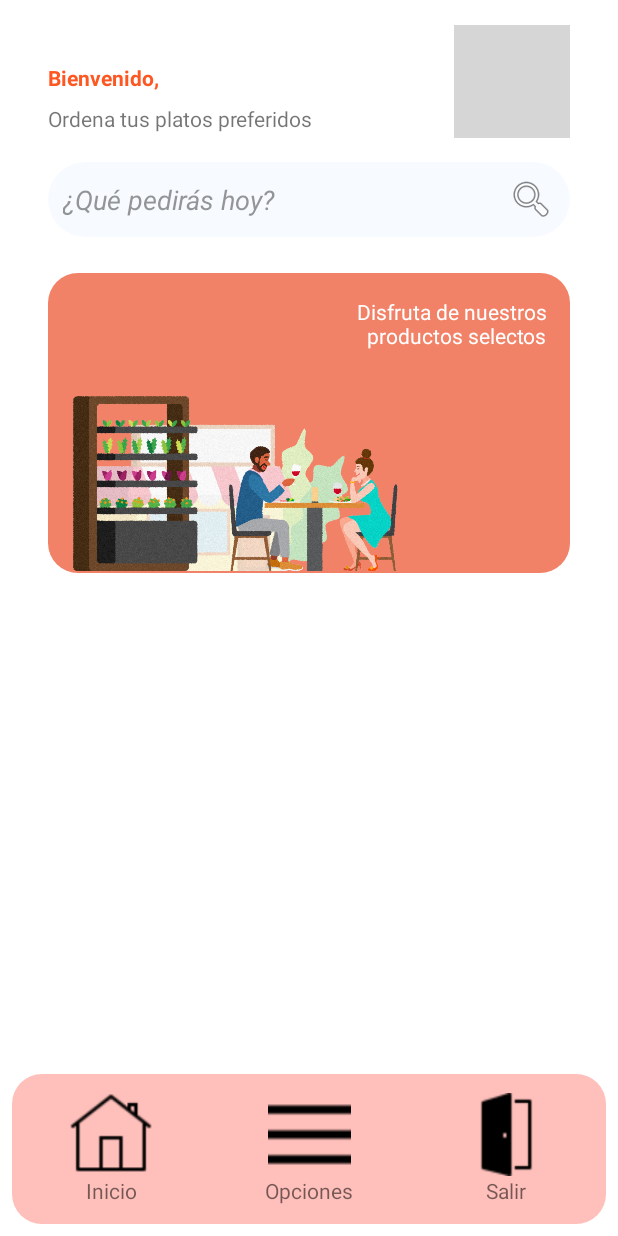
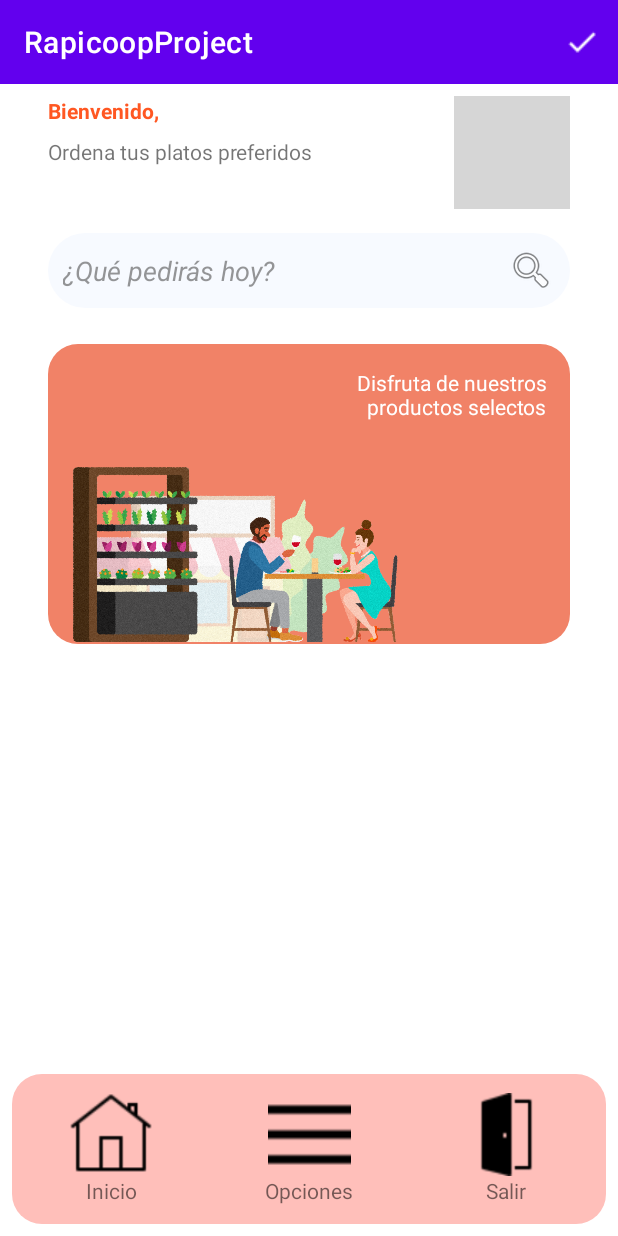
Before and after one commit to juanpabloavilan/RapicoopProject, an Android app: the MenuClienteActivity screen opened directly, with no data from a screen before it, on a phone screen of 412 x 824 dp. Run offline under Robolectric (Android 15) with nearby library versions, the phone set to English and light mode, and no system bars; 1 statement that could not run was skipped; grey boxes are pictures that could not be loaded.

Commit message:
Fix features toolbar menu cliente y menu proveedores

```diff
--- a/app/src/main/java/co/edu/unipiloto/rapicoopproject/LoginForm.java
+++ b/app/src/main/java/co/edu/unipiloto/rapicoopproject/LoginForm.java
@@ -1,12 +1,16 @@
 package co.edu.unipiloto.rapicoopproject;
 
+import androidx.appcompat.app.ActionBar;
 import androidx.appcompat.app.AppCompatActivity;
+import androidx.appcompat.widget.Toolbar;
 
 import android.content.Intent;
 import android.database.sqlite.SQLiteDatabase;
 import android.os.Build;
 import android.os.Bundle;
 import android.util.Log;
+import android.view.Menu;
+import android.view.MenuItem;
 import android.view.View;
 import android.widget.Button;
 import android.widget.TextView;
--- a/app/src/main/java/co/edu/unipiloto/rapicoopproject/MenuClienteActivity.java
+++ b/app/src/main/java/co/edu/unipiloto/rapicoopproject/MenuClienteActivity.java
@@ -1,8 +1,13 @@
 package co.edu.unipiloto.rapicoopproject;
 
+import androidx.appcompat.app.ActionBar;
 import androidx.appcompat.app.AppCompatActivity;
+import androidx.appcompat.widget.Toolbar;
 
+import android.content.Intent;
 import android.os.Bundle;
+import android.view.Menu;
+import android.view.MenuItem;
 import android.widget.TextView;
 
 import co.edu.unipiloto.rapicoopproject.applicationcontext.UserLoggedContext;
@@ -21,5 +26,28 @@ public class MenuClienteActivity extends AppCompatActivity {
         greeting = (TextView) findViewById(R.id.greetingMessage);
         userLogged = UserLoggedContext.getInstance().getUser();
         greeting.setText(greeting.getText() + userLogged.getFullName());
+        Toolbar toolbar = (Toolbar) findViewById(R.id.toolbar);
+        setSupportActionBar(toolbar);
+        ActionBar actionBar = getSupportActionBar();
+        //actionBar.setDisplayHomeAsUpEnabled(true);
+    }
+
+    @Override
+    public boolean onCreateOptionsMenu(Menu menu){
+        getMenuInflater().inflate(R.menu.menu_main, menu);
+        return super.onCreateOptionsMenu(menu);
+    }
+
+    @Override
+    public boolean onOptionsItemSelected(MenuItem item){
+        switch (item.getItemId()){
+            case R.id.action_create_order:
+                //Boton crear orden:
+                Intent intent = new Intent(this, OrderFoodActivity.class);
+                startActivity(intent);
+                return true;
+            default:
+                return super.onOptionsItemSelected(item);
+        }
     }
 }
--- a/app/src/main/res/layout/activity_login_form.xml
+++ b/app/src/main/res/layout/activity_login_form.xml
@@ -7,6 +7,7 @@
     android:padding="30dp"
     tools:context=".LoginForm">
 
+
     <TextView
         android:id="@+id/textView"
         android:layout_width="match_parent"
@@ -14,7 +15,6 @@
         android:layout_marginTop="16dp"
         android:text="Iniciar Sesión"
         android:textAlignment="center"
-        android:textColor="@color/design_default_color_primary_dark"
         android:textSize="22sp"
         android:textStyle="bold"
         app:layout_constraintBottom_toTopOf="@+id/imageView"
--- a/app/src/main/res/layout/activity_menu_cliente.xml
+++ b/app/src/main/res/layout/activity_menu_cliente.xml
@@ -5,16 +5,21 @@
     android:layout_width="match_parent"
     android:layout_height="match_parent"
     tools:context=".MenuClienteActivity">
+
+    <include
+        android:id="@+id/toolbar"
+        layout="@layout/toolbar_main" />
+
     <TextView
         android:id="@+id/greetingMessage"
         android:layout_width="wrap_content"
         android:layout_height="wrap_content"
-            android:layout_marginTop="42dp"
+        android:layout_marginTop="8dp"
         android:text="Bienvenido, "
         android:textColor="#FF5722"
         android:textStyle="bold"
         app:layout_constraintStart_toStartOf="@+id/search_bar"
-            app:layout_constraintTop_toTopOf="parent" />
+        app:layout_constraintTop_toBottomOf="@id/toolbar" />
 
         <TextView
             android:id="@+id/extraGreetingMessage"
@@ -29,11 +34,10 @@
         android:id="@+id/imageView2"
         android:layout_width="77dp"
         android:layout_height="75dp"
+        android:layout_marginTop="8dp"
         android:src="@drawable/login_icon"
-            app:layout_constraintBottom_toBottomOf="@+id/extraGreetingMessage"
         app:layout_constraintEnd_toEndOf="@+id/search_bar"
-            app:layout_constraintTop_toTopOf="@+id/greetingMessage"
-            app:layout_constraintVertical_bias="0.896" />
+        app:layout_constraintTop_toBottomOf="@+id/toolbar" />
 
         <EditText
             android:id="@+id/search_bar"
--- /dev/null
+++ b/app/src/main/res/layout/toolbar_main.xml
@@ -0,0 +1,13 @@
+<?xml version="1.0" encoding="utf-8"?>
+
+
+<androidx.appcompat.widget.Toolbar android:id="@+id/toolbar"
+    android:layout_width="match_parent"
+    android:layout_height="?attr/actionBarSize"
+    android:background="?attr/colorPrimary"
+    android:theme="@style/ThemeOverlay.AppCompat.Dark.ActionBar"
+    layout_height="50sp"
+    layout_width="match_parent"
+    xmlns:android="http://schemas.android.com/apk/res/android">
+
+</androidx.appcompat.widget.Toolbar>
--- /dev/null
+++ b/app/src/main/res/menu/menu_main.xml
@@ -0,0 +1,10 @@
+<?xml version="1.0" encoding="utf-8"?>
+<menu xmlns:android="http://schemas.android.com/apk/res/android"
+    xmlns:app="http://schemas.android.com/apk/res-auto">
+    <item
+        android:id="@+id/action_create_order"
+        android:title="@+id/action"
+        android:icon= "@drawable/add"
+        android:orderInCategory="1"
+        app:showAsAction="ifRoom"/>
+</menu>
```
Also changed, not shown: app/src/main/AndroidManifest.xml (+26 -0 lines), app/src/main/java/co/edu/unipiloto/rapicoopproject/MenuVendedorActivity.java (+29 -1 lines), app/src/main/java/co/edu/unipiloto/rapicoopproject/MiMenuActivity.java (added, +14 -0 lines), app/src/main/java/co/edu/unipiloto/rapicoopproject/OrderFoodActivity.java (added, +20 -0 lines), app/src/main/java/co/edu/unipiloto/rapicoopproject/PromoActivity.java (added, +20 -0 lines), app/src/main/res/layout/activity_menu_vendedor.xml (+8 -3 lines), app/src/main/res/layout/activity_mi_menu.xml (added, +9 -0 lines), app/src/main/res/layout/activity_order_food.xml (added, +98 -0 lines), app/src/main/res/layout/activity_promo.xml (added, +97 -0 lines), app/src/main/res/menu/menu_vendedor.xml (added, +10 -0 lines), app/src/main/res/drawable-v24/add.png (added), app/src/main/res/drawable-v24/promo.png (added). Lines whose indentation alone changed are shown as unchanged.
